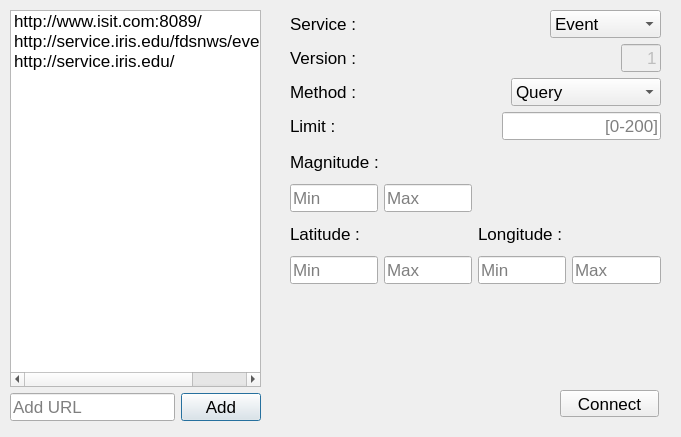
Old version of the form EMV/Dialogs/fdsnrequestdialog.ui in the repository reon/EMV-4.
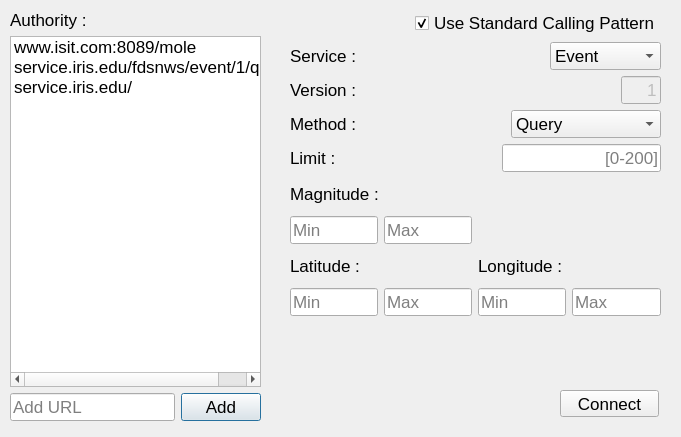
New version of the form.

Commit message: FDSN Dialog and URL assembly.

What changed in the file:
```diff
--- a/EMV/Dialogs/fdsnrequestdialog.ui
+++ b/EMV/Dialogs/fdsnrequestdialog.ui
@@ -29,20 +29,27 @@
    </property>
    <layout class="QVBoxLayout" name="verticalLayout">
     <item>
-     <widget class="QListWidget" name="listWidget">
+     <widget class="QLabel" name="label">
+      <property name="text">
+       <string>Authority :</string>
+      </property>
+     </widget>
+    </item>
+    <item>
+     <widget class="QListWidget" name="HostListWidget">
       <item>
        <property name="text">
-        <string>http://www.isit.com:8089/</string>
+        <string>www.isit.com:8089/mole</string>
        </property>
       </item>
       <item>
        <property name="text">
-        <string>http://service.iris.edu/fdsnws/event/1/query</string>
+        <string>service.iris.edu/fdsnws/event/1/query</string>
        </property>
       </item>
       <item>
        <property name="text">
-        <string>http://service.iris.edu/</string>
+        <string>service.iris.edu/</string>
        </property>
       </item>
      </widget>
@@ -89,10 +96,37 @@
      <x>290</x>
      <y>10</y>
      <width>371</width>
-     <height>274</height>
+     <height>306</height>
     </rect>
    </property>
    <layout class="QVBoxLayout" name="verticalLayout_2">
+    <item>
+     <layout class="QHBoxLayout" name="horizontalLayout_2">
+      <item>
+       <spacer name="horizontalSpacer_5">
+        <property name="orientation">
+         <enum>Qt::Horizontal</enum>
+        </property>
+        <property name="sizeHint" stdset="0">
+         <size>
+          <width>40</width>
+          <height>20</height>
+         </size>
+        </property>
+       </spacer>
+      </item>
+      <item>
+       <widget class="QCheckBox" name="StandardCallingPatternCheck">
+        <property name="text">
+         <string>Use Standard Calling Pattern</string>
+        </property>
+        <property name="checked">
+         <bool>true</bool>
+        </property>
+       </widget>
+      </item>
+     </layout>
+    </item>
     <item>
      <layout class="QHBoxLayout" name="Service_horizontalLayout">
       <item>
```
Left out of the diff: 6 changed lines with no effect on the pictures. The commit also changes 2 other files.
